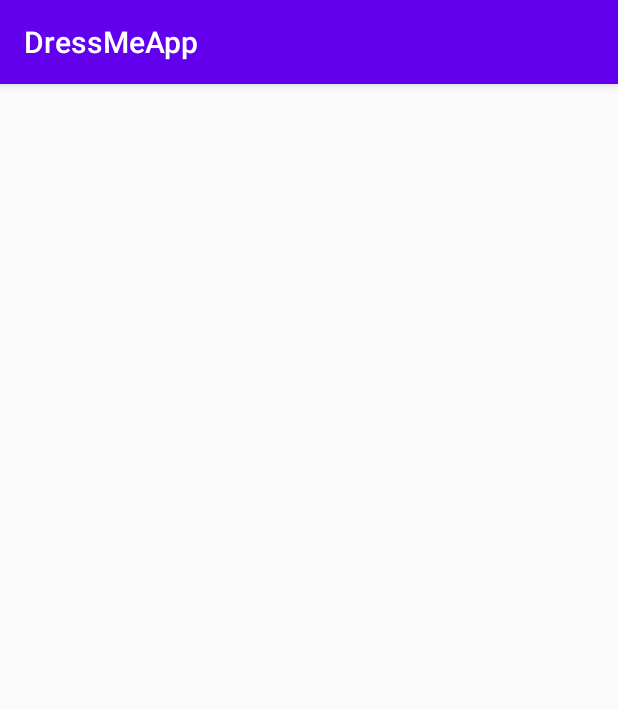
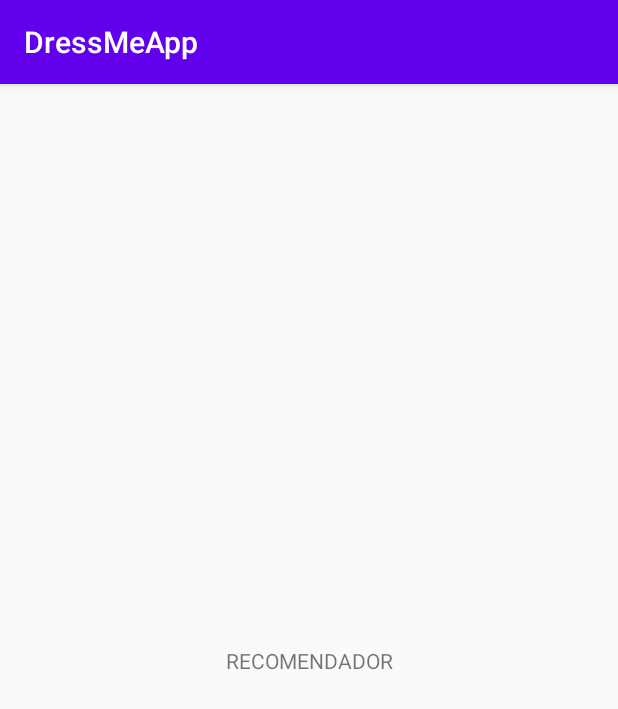
Before and after one commit to jblanava/DressMeApp, an Android app: the Recomendador screen opened directly, with no data from a screen before it, on a phone screen of 412 x 824 dp. Shown: the top 709 px of the screen. Run offline under Robolectric (Android 15) with nearby library versions, the phone set to English and light mode, and no system bars.

```diff
--- a/app/src/main/res/layout/activity_recomendador.xml
+++ b/app/src/main/res/layout/activity_recomendador.xml
@@ -6,4 +6,13 @@
     android:layout_height="match_parent"
     tools:context=".Recomendador">
 
+    <TextView
+        android:id="@+id/textView2"
+        android:layout_width="wrap_content"
+        android:layout_height="wrap_content"
+        android:text="RECOMENDADOR"
+        app:layout_constraintBottom_toBottomOf="parent"
+        app:layout_constraintEnd_toEndOf="parent"
+        app:layout_constraintStart_toStartOf="parent"
+        app:layout_constraintTop_toTopOf="parent" />
 </androidx.constraintlayout.widget.ConstraintLayout>
```
